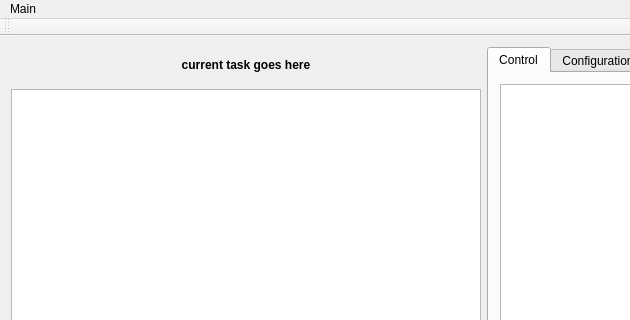
Before: the Qt Designer form mainwindow.ui in drogenlied/QIYPTClock, drawn with Qt 5; both pictures show x 0 to 630 and y 0 to 320 of the 967 by 564 pixel window.
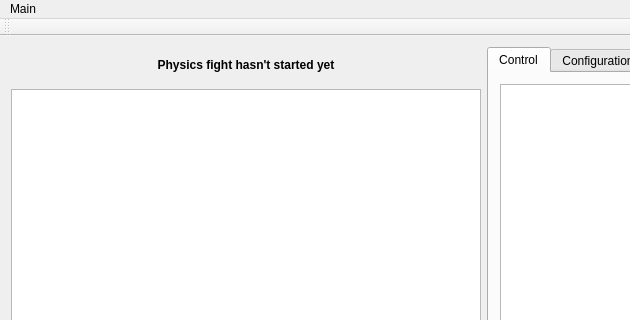
After: the same form once the commit is applied. Custom widgets are drawn as their Qt base class.

Commit message: cosmetics: "current task goes here" -> "Physics fight hasn't started yet"

What changed in the file:
```diff
--- a/mainwindow.ui
+++ b/mainwindow.ui
@@ -32,7 +32,7 @@
          </font>
         </property>
         <property name="text">
-         <string>current task goes here</string>
+         <string>Physics fight hasn't started yet</string>
         </property>
         <property name="scaledContents">
          <bool>true</bool>
```
